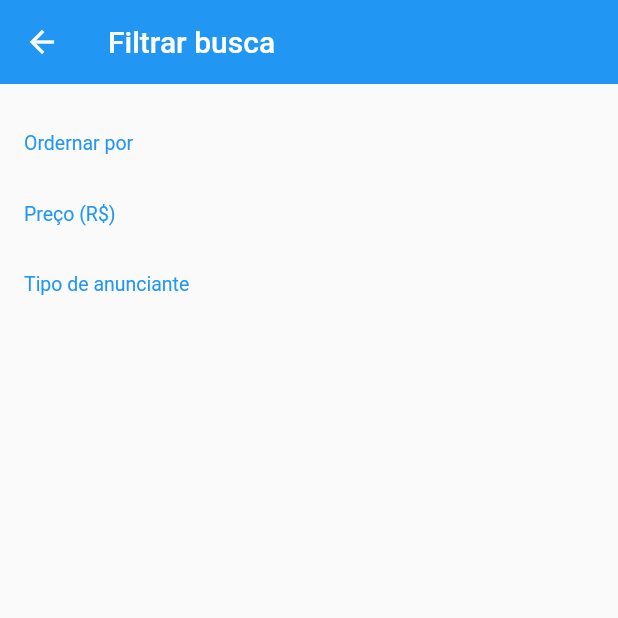
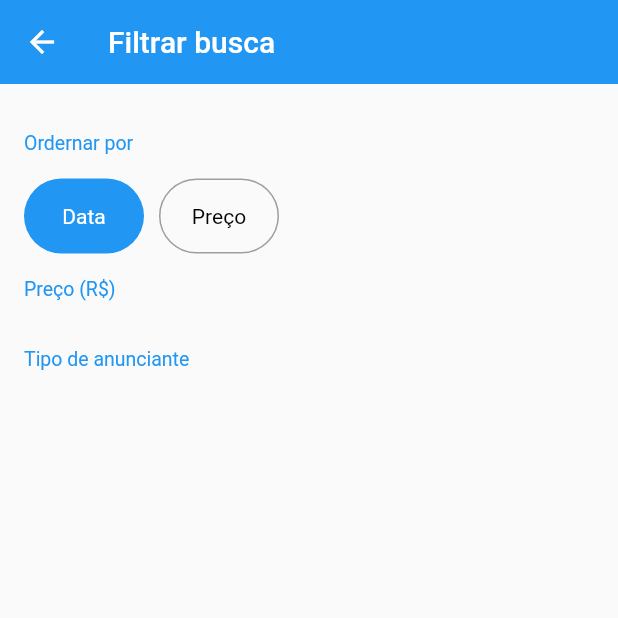
Before and after one commit to MatheusMoreiraf/xlo-flutter, a Flutter app: the FilterScreen screen opened directly, on a phone screen of 412 x 824 dp, the top half of it. Run offline on Flutter 3.47's test engine with Material 2 defaults, Android fonts, the phone set to English and light mode, and no system bars; our stand-ins replace rxdart.

Commit message:
Creating the Date / Price Sort Field

```diff
--- /dev/null
+++ b/lib/models/filter.dart
@@ -0,0 +1 @@
+enum OrderBy { DATE, PRICE }
--- a/lib/screens/filter/filter_screen.dart
+++ b/lib/screens/filter/filter_screen.dart
@@ -1,4 +1,6 @@
 import 'package:flutter/material.dart';
+import 'package:xlo/models/filter.dart';
+import 'package:xlo/screens/filter/widgets/order_by_field.dart';
 import 'package:xlo/screens/filter/widgets/section_title.dart';
 
 class FilterScreen extends StatefulWidget {
@@ -24,6 +26,10 @@ class _FilterScreenState extends State<FilterScreen> {
               padding: const EdgeInsets.all(16),
               children: <Widget>[
                 const SectionTitle(title: "Ordernar por"),
+                OrderByField(
+                  initialValue: OrderBy.DATE,
+                  onSaved: (v) {}
+                ),
                 const SectionTitle(title: "Preço (R\$)"),
                 const SectionTitle(title: "Tipo de anunciante"),
               ],
--- /dev/null
+++ b/lib/screens/filter/widgets/order_by_field.dart
@@ -0,0 +1,78 @@
+import 'package:flutter/material.dart';
+import 'package:xlo/models/filter.dart';
+
+class OrderByField extends StatelessWidget {
+  final FormFieldSetter<OrderBy> onSaved;
+  final OrderBy initialValue;
+
+  const OrderByField({@required this.initialValue, @required this.onSaved});
+
+  @override
+  Widget build(BuildContext context) {
+    return FormField<OrderBy>(
+      initialValue: initialValue,
+      onSaved: onSaved,
+      builder: (state) {
+        return Row(
+          children: <Widget>[
+            GestureDetector(
+              onTap: () => state.didChange(OrderBy.DATE),
+              child: Container(
+                height: 50,
+                width: 80,
+                decoration: BoxDecoration(
+                  border: Border.all(
+                    color: state.value == OrderBy.DATE
+                        ? Colors.transparent
+                        : Colors.grey,
+                  ),
+                  borderRadius: const BorderRadius.all(Radius.circular(50)),
+                  color: state.value == OrderBy.DATE
+                      ? Theme.of(context).primaryColor
+                      : Colors.transparent,
+                ),
+                alignment: Alignment.center,
+                child: Text(
+                  'Data',
+                  style: TextStyle(
+                    color: state.value == OrderBy.DATE
+                        ? Colors.white
+                        : Colors.black,
+                  ),
+                ),
+              ),
+            ),
+            const SizedBox(width: 10),
+            GestureDetector(
+              onTap: () => state.didChange(OrderBy.PRICE),
+              child: Container(
+                height: 50,
+                width: 80,
+                decoration: BoxDecoration(
+                  border: Border.all(
+                    color: state.value == OrderBy.PRICE
+                        ? Colors.transparent
+                        : Colors.grey,
+                  ),
+                  borderRadius: const BorderRadius.all(Radius.circular(50)),
+                  color: state.value == OrderBy.PRICE
+                      ? Theme.of(context).primaryColor
+                      : Colors.transparent,
+                ),
+                alignment: Alignment.center,
+                child: Text(
+                  'Preço',
+                  style: TextStyle(
+                    color: state.value == OrderBy.PRICE
+                        ? Colors.white
+                        : Colors.black,
+                  ),
+                ),
+              ),
+            ),
+          ],
+        );
+      },
+    );
+  }
+}
```
